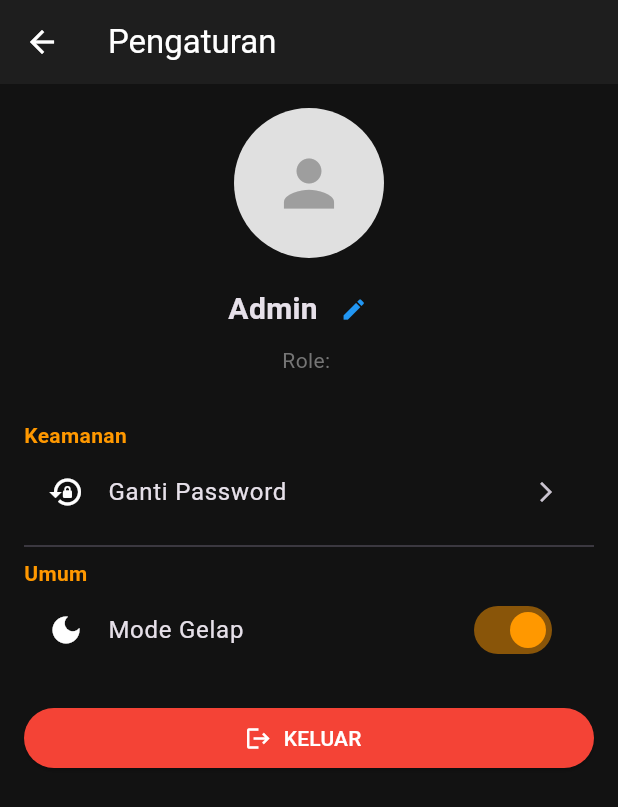
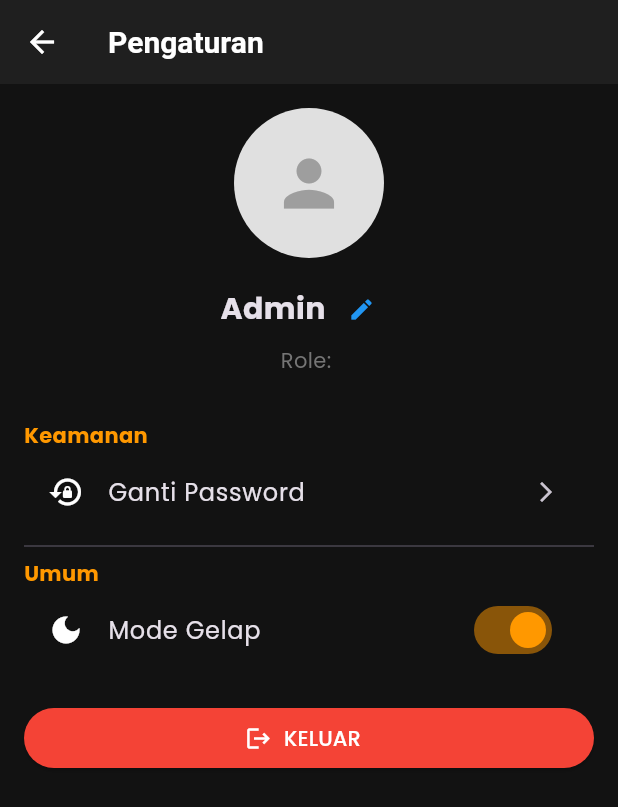
Before and after one commit to Altalea/bengkel_app_baru, a Flutter app: the SettingScreen screen opened directly with empty values, after a tap on "Mode Gelap", on a phone screen of 412 x 824 dp. Shown: the top 807 px of the screen. Run offline on Flutter 3.47's test engine with Material 3 defaults, Android fonts, the phone set to English and light mode, and no system bars; our stand-ins replace google_fonts, image_picker, shared_preferences, sqflite; accounts and stored records are empty.

Commit message:
update tampilan loading awal 2

```diff
--- a/lib/main.dart
+++ b/lib/main.dart
@@ -1,10 +1,11 @@
 import 'package:flutter/material.dart';
+import 'package:google_fonts/google_fonts.dart';
+import 'theme_manager.dart';
 import 'screens/splash_screen.dart';
-import 'theme_manager.dart';
 
 void main() async {
   WidgetsFlutterBinding.ensureInitialized();
-  await themeManager.loadTheme(); // LOAD TEMA
+  await themeManager.loadTheme(); // LOAD TEMA DULU
   runApp(const BengkelApp());
 }
 
@@ -19,23 +20,35 @@ class BengkelApp extends StatelessWidget {
         return MaterialApp(
           debugShowCheckedModeBanner: false,
           title: 'Bengkel Pro',
+
+          // TEMA TERANG
           theme: ThemeData(
+            brightness: Brightness.light,
             primarySwatch: Colors.orange,
-            brightness: Brightness.light,
-            scaffoldBackgroundColor: Colors.grey[100],
+            scaffoldBackgroundColor: Colors.white,
+            textTheme: GoogleFonts.poppinsTextTheme(),
             appBarTheme: const AppBarTheme(
               backgroundColor: Colors.white,
-              foregroundColor: Colors.black,
               elevation: 0,
+              iconTheme: IconThemeData(color: Colors.black),
+              titleTextStyle: TextStyle(color: Colors.black, fontSize: 20, fontWeight: FontWeight.bold),
             ),
           ),
+
+          // TEMA GELAP
           darkTheme: ThemeData(
             brightness: Brightness.dark,
             primarySwatch: Colors.orange,
             scaffoldBackgroundColor: const Color(0xFF121212),
-            appBarTheme: const AppBarTheme(backgroundColor: Color(0xFF1E1E1E), foregroundColor: Colors.white),
-            cardColor: const Color(0xFF1E1E1E),
+            textTheme: GoogleFonts.poppinsTextTheme(ThemeData.dark().textTheme),
+            appBarTheme: const AppBarTheme(
+              backgroundColor: Color(0xFF1F1F1F),
+              elevation: 0,
+              iconTheme: IconThemeData(color: Colors.white),
+              titleTextStyle: TextStyle(color: Colors.white, fontSize: 20, fontWeight: FontWeight.bold),
+            ),
           ),
+
           themeMode: themeManager.isDark ? ThemeMode.dark : ThemeMode.light,
           home: const SplashScreen(),
         );
--- a/lib/screens/home_screen.dart
+++ b/lib/screens/home_screen.dart
@@ -80,7 +80,6 @@ class _HomeScreenState extends State<HomeScreen> {
               ),
             ),
             const SizedBox(height: 20),
-
             Expanded(
               child: GridView.count(
                 crossAxisCount: 2, crossAxisSpacing: 16, mainAxisSpacing: 16,
@@ -89,22 +88,18 @@ class _HomeScreenState extends State<HomeScreen> {
                     _buildMenuCard(context, icon: Icons.point_of_sale, title: "Kasir / Transaksi", isDark: isDark,
                       onTap: () => Navigator.push(context, MaterialPageRoute(builder: (c) => AddTransactionScreen(mechanicName: widget.username))),
                     ),
-
                   _buildMenuCard(context, icon: Icons.history, title: widget.role == 'Pelanggan' ? "Riwayat Servis" : "Laporan Transaksi", isDark: isDark,
                     onTap: () => Navigator.push(context, MaterialPageRoute(builder: (c) => HistoryScreen(role: widget.role, userName: widget.username))),
                   ),
-
                   _buildMenuCard(context, icon: Icons.build, title: "Jasa & Harga", isDark: isDark,
                     onTap: () => Navigator.push(context, MaterialPageRoute(builder: (c) => ManagePackageScreen(role: widget.role))),
                   ),
-
                   if (widget.role == 'Owner') ...[
                     _buildMenuCard(context, icon: Icons.store, title: "Toko", isDark: isDark, onTap: () => Navigator.push(context, MaterialPageRoute(builder: (c) => const ManageShopScreen()))),
                     _buildMenuCard(context, icon: Icons.people, title: "Pegawai", isDark: isDark, onTap: () => Navigator.push(context, MaterialPageRoute(builder: (c) => const ManageEmployeeScreen()))),
                     _buildMenuCard(context, icon: Icons.person_outline, title: "Data Pelanggan", isDark: isDark, onTap: () => Navigator.push(context, MaterialPageRoute(builder: (c) => const ManageCustomerScreen()))),
                     _buildMenuCard(context, icon: Icons.local_shipping, title: "Supplier", isDark: isDark, onTap: () => Navigator.push(context, MaterialPageRoute(builder: (c) => const ManageSupplierScreen()))),
                   ],
-
                   if (widget.role == 'Mekanik')
                     _buildMenuCard(context, icon: Icons.person_outline, title: "Data Pelanggan", isDark: isDark, onTap: () => Navigator.push(context, MaterialPageRoute(builder: (c) => const ManageCustomerScreen()))),
                 ],
--- a/lib/screens/notification_screen.dart
+++ b/lib/screens/notification_screen.dart
@@ -24,14 +24,12 @@ class _NotificationScreenState extends State<NotificationScreen> {
     List<Map<String, dynamic>> tempNotifs = [];
 
     if (widget.role == 'Owner') {
-      // 1. Cek Stok (Simulasi)
       tempNotifs.add({
         "title": "Peringatan Stok",
         "body": "Stok Oli dan Filter mulai menipis. Segera restock!",
         "icon": Icons.inventory,
         "color": Colors.red
       });
-      // 2. Ringkasan Harian
       final trx = await DatabaseHelper().getTransactions();
       tempNotifs.add({
         "title": "Ringkasan Harian",
@@ -41,7 +39,6 @@ class _NotificationScreenState extends State<NotificationScreen> {
       });
 
     } else if (widget.role == 'Mekanik') {
-      // Cek Pekerjaan Pending
       final trx = await DatabaseHelper().getTransactions();
       int pending = trx.where((t) => t.mechanicName == widget.username && t.status != 'Selesai').length;
 
@@ -60,9 +57,7 @@ class _NotificationScreenState extends State<NotificationScreen> {
           "color": Colors.blue
         });
       }
-
     } else if (widget.role == 'Pelanggan') {
-      // Cek Status Mobil
       final trx = await DatabaseHelper().getTransactionsByCustomer(widget.username);
       if (trx.isNotEmpty) {
         final latest = trx.first;
@@ -81,7 +76,6 @@ class _NotificationScreenState extends State<NotificationScreen> {
         });
       }
     }
-
     setState(() {
       _notifications = tempNotifs;
     });
--- a/lib/screens/setting_screen.dart
+++ b/lib/screens/setting_screen.dart
@@ -1,7 +1,7 @@
 import 'package:flutter/material.dart';
 import 'package:image_picker/image_picker.dart';
 import 'dart:io';
-import '../theme_manager.dart'; // Import ThemeManager Baru
+import '../theme_manager.dart';
 import '../database_helper.dart';
 import 'login_page.dart';
 
@@ -22,7 +22,6 @@ class SettingScreen extends StatefulWidget {
 class _SettingScreenState extends State<SettingScreen> {
   File? _profileImage;
 
-  // Fungsi Ganti Foto
   Future<void> _pickImage() async {
     final picker = ImagePicker();
     final XFile? image = await picker.pickImage(source: ImageSource.gallery);
@@ -33,7 +32,7 @@ class _SettingScreenState extends State<SettingScreen> {
     }
   }
 
-  // --- FUNGSI GANTI NAMA (EDIT PROFIL) ---
+  // DIALOG GANTI NAMA
   void _showEditNameDialog() {
     final nameController = TextEditingController(text: widget.currentUsername);
     showDialog(
@@ -49,19 +48,16 @@ class _SettingScreenState extends State<SettingScreen> {
           ElevatedButton(
             onPressed: () async {
               if (nameController.text.isNotEmpty) {
-                // Update ke Database
                 await DatabaseHelper().updateUsername(
                     widget.currentUsername,
                     nameController.text,
                     widget.currentRole
                 );
-
                 Navigator.pop(context);
                 ScaffoldMessenger.of(context).showSnackBar(
                     const SnackBar(content: Text("Nama berhasil diubah! Silakan Login Ulang."))
                 );
-
-                // Langsung logout biar refresh
+                // Logout otomatis
                 Future.delayed(const Duration(seconds: 1), () {
                   Navigator.pushAndRemoveUntil(
                     context,
@@ -78,7 +74,7 @@ class _SettingScreenState extends State<SettingScreen> {
     );
   }
 
-  // Fungsi Ganti Password
+  // DIALOG GANTI PASSWORD
   void _showChangePasswordDialog() {
     final passController = TextEditingController();
     showDialog(
@@ -103,7 +99,7 @@ class _SettingScreenState extends State<SettingScreen> {
                   );
                   Navigator.pop(context);
                   ScaffoldMessenger.of(context).showSnackBar(
-                      const SnackBar(content: Text("Password Berhasil Diubah!"))
+                    const SnackBar(content: Text("Password Berhasil Diubah!")),
                   );
                 }
               },
@@ -117,6 +113,7 @@ class _SettingScreenState extends State<SettingScreen> {
 
   @override
   Widget build(BuildContext context) {
+    // PENTING: Gunakan AnimatedBuilder agar Switch Dark Mode bereaksi
     return AnimatedBuilder(
       animation: themeManager,
       builder: (context, child) {
@@ -127,7 +124,6 @@ class _SettingScreenState extends State<SettingScreen> {
           body: ListView(
             padding: const EdgeInsets.all(16),
             children: [
-              // --- PROFIL ---
               Center(
                 child: Column(
                   children: [
@@ -143,8 +139,7 @@ class _SettingScreenState extends State<SettingScreen> {
                       ),
                     ),
                     const SizedBox(height: 10),
-
-                    // Baris Nama + Tombol Edit
+                    // Nama & Tombol Edit
                     Row(
                       mainAxisAlignment: MainAxisAlignment.center,
                       children: [
@@ -154,21 +149,15 @@ class _SettingScreenState extends State<SettingScreen> {
                         ),
                         IconButton(
                           icon: const Icon(Icons.edit, size: 18, color: Colors.blue),
-                          onPressed: _showEditNameDialog, // Klik untuk ganti nama
-                          tooltip: "Ganti Nama",
+                          onPressed: _showEditNameDialog, // FITUR BARU
                         ),
                       ],
                     ),
-                    Text(
-                      "Role: ${widget.currentRole}",
-                      style: TextStyle(color: Colors.grey[600]),
-                    ),
+                    Text("Role: ${widget.currentRole}", style: TextStyle(color: Colors.grey[600])),
                   ],
                 ),
               ),
               const SizedBox(height: 30),
-
-              // --- KEAMANAN ---
               const Text("Keamanan", style: TextStyle(color: Colors.orange, fontWeight: FontWeight.bold)),
               ListTile(
                 leading: Icon(Icons.lock_reset, color: isDark ? Colors.white : Colors.black),
@@ -177,27 +166,23 @@ class _SettingScreenState extends State<SettingScreen> {
                 onTap: _showChangePasswordDialog,
               ),
               const Divider(),
+              const Text("Umum", style: TextStyle(color: Colors.orange, fontWeight: FontWeight.bold)),
 
-              // --- UMUM ---
-              const Text("Umum", style: TextStyle(color: Colors.orange, fontWeight: FontWeight.bold)),
+              // SWITCH DARK MODE (Permanen)
               SwitchListTile(
                 title: const Text("Mode Gelap"),
                 secondary: Icon(Icons.dark_mode, color: isDark ? Colors.white : Colors.grey),
                 value: isDark,
                 activeColor: Colors.orange,
                 onChanged: (val) {
-                  themeManager.toggleTheme(val); // SIMPAN PERMANEN
+                  themeManager.toggleTheme(val);
                 },
               ),
-
               const SizedBox(height: 20),
-
-              // --- LOGOUT ---
               SizedBox(
                 width: double.infinity,
                 child: ElevatedButton.icon(
                   onPressed: () {
-                    // Reset ke halaman login
                     Navigator.pushAndRemoveUntil(
                       context,
                       MaterialPageRoute(builder: (context) => const LoginPage()),
--- a/lib/theme_manager.dart
+++ b/lib/theme_manager.dart
@@ -16,7 +16,7 @@ class ThemeManager with ChangeNotifier {
     notifyListeners();
   }
 
-  // Ganti tema dan simpan
+  // Ganti tema dan simpan permanen
   Future<void> toggleTheme(bool value) async {
     _isDark = value;
     final prefs = await SharedPreferences.getInstance();
```
